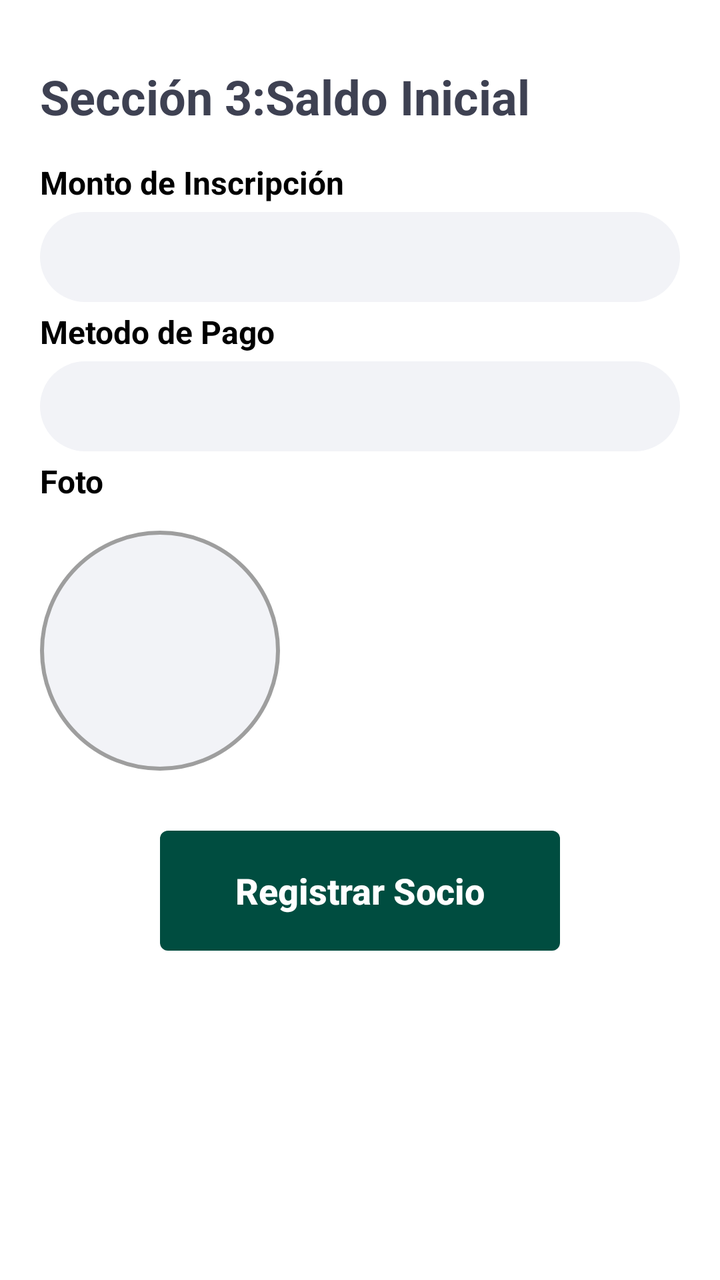
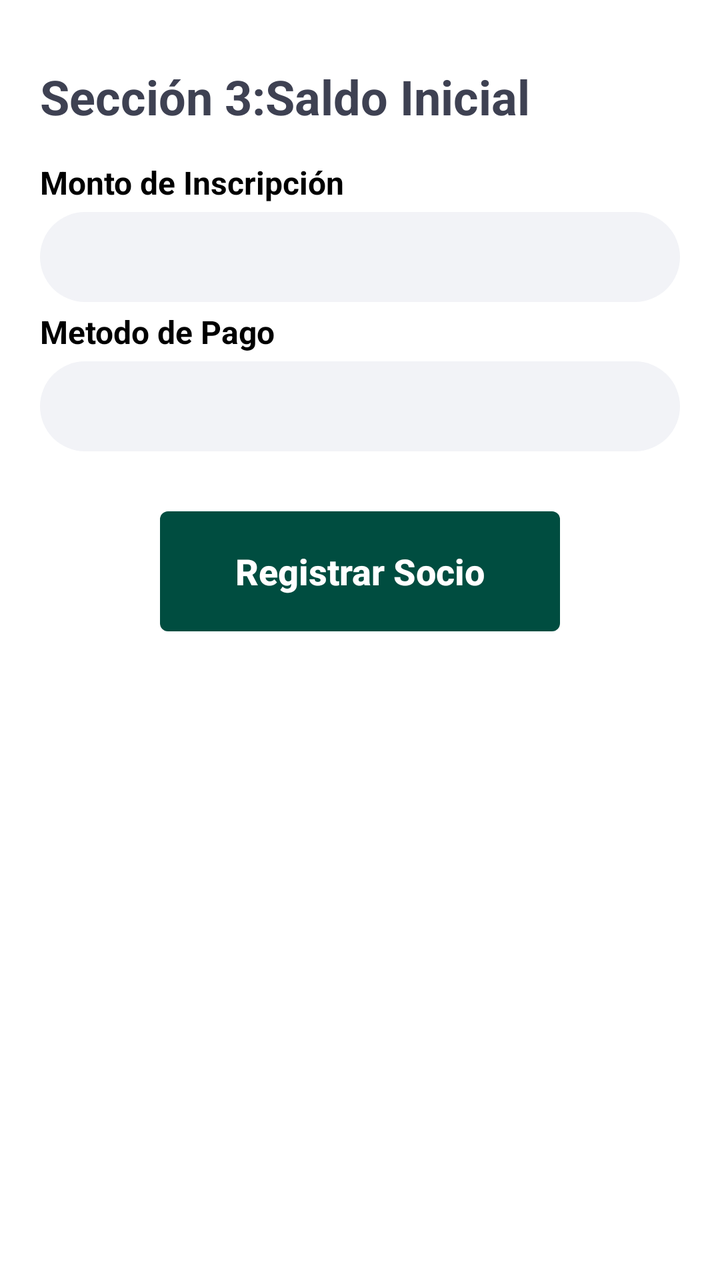

An Android layout rendered at two revisions. The XML below is the earlier revision; the diff shows what the commit changed to produce the second picture.
<!-- AndroidManifest.xml: application theme Theme.ClubDeportivoDAM -->
<!-- res/layout/fragment_registro_socio_3.xml -->
<?xml version="1.0" encoding="utf-8"?>
<ScrollView xmlns:android="http://schemas.android.com/apk/res/android"
    android:layout_width="match_parent"
    android:layout_height="match_parent"
    android:background="#FFFFFF">

    <LinearLayout
        android:layout_width="match_parent"
        android:layout_height="wrap_content"
        android:orientation="vertical"
        android:padding="20dp">


        <TextView
            android:layout_width="wrap_content"
            android:layout_height="wrap_content"
            android:layout_centerVertical="true"
            android:layout_marginVertical="12sp"
            android:text="Sección 3:Saldo Inicial"
            android:textColor="#3E4152"
            android:textSize="24sp"
            android:textStyle="bold" />

        <TextView style="@style/LabelStyle" android:text="Monto de Inscripción" />
        <EditText style="@style/InputStyle" android:id="@+id/etMontoInscripcion" android:inputType="number" />

        <TextView style="@style/LabelStyle" android:text="Metodo de Pago" />
        <EditText style="@style/InputStyle" android:inputType="text" />

        <TextView style="@style/LabelStyle" android:text="Foto" />
        <ImageButton
            android:id="@+id/btnFotoCarnet"
            android:layout_width="120dp"  android:layout_height="120dp"
            android:layout_marginTop="10dp"
            android:background="@drawable/marco_foto"
            android:contentDescription="Subir foto"
            android:scaleType="centerInside"
            />

        <androidx.appcompat.widget.AppCompatButton
            android:id="@+id/btnEmitir"
            android:layout_width="200dp"
            android:layout_height="60dp"
            android:layout_gravity="center_horizontal"
            android:layout_marginTop="30dp"
            android:background="@drawable/boton_emitir_pase"
            android:text="Registrar Socio"
            android:textAllCaps="false"
            android:textColor="#FFFFFF"
            android:textSize="18sp"
            android:textStyle="bold" />

    </LinearLayout>
</ScrollView>
<!-- resources referenced by this layout -->
<resources>
  <!-- drawable boton_emitir_pase (drawable) -->
  <?xml version="1.0" encoding="utf-8"?>
  <shape xmlns:android="http://schemas.android.com/apk/res/android">
      <solid android:color="#004D40" /> <corners android:radius="4dp" /> </shape>
  <!-- drawable marco_foto (drawable) -->
  <?xml version="1.0" encoding="utf-8"?>
  <shape xmlns:android="http://schemas.android.com/apk/res/android"
      android:shape="oval"> <solid android:color="#F2F3F7" /> <stroke
      android:width="2dp"
      android:color="#9E9E9E" /> </shape>
  <style name="InputStyle">
      <item name="android:layout_width">match_parent</item>
      <item name="android:layout_height">45dp</item>
      <item name="android:background">@drawable/input_field</item>
      <item name="android:paddingHorizontal">12dp</item>
      <item name="android:textColor">#3E4152</item>
      <item name="android:textSize">14sp</item>
  </style>
  <style name="LabelStyle">
      <item name="android:layout_width">match_parent</item>
      <item name="android:layout_height">wrap_content</item>
      <item name="android:textColor">#000000</item>
      <item name="android:textSize">16sp</item>
      <item name="android:textStyle">bold</item>
      <item name="android:layout_marginTop">4dp</item>
      <item name="android:layout_marginBottom">4dp</item>
  </style>
  <style name="Theme.ClubDeportivoDAM" parent="Base.Theme.ClubDeportivoDAM" />
  <!-- drawable input_field (drawable) -->
  <?xml version="1.0" encoding="utf-8"?>
  <shape xmlns:android="http://schemas.android.com/apk/res/android">
      <solid android:color="#F2F3F7" /> <corners android:radius="30dp" />
  </shape>
  <style name="Base.Theme.ClubDeportivoDAM" parent="Theme.Material3.DayNight.NoActionBar">
          
          
      </style>
</resources>

<!-- the commit's change to res/layout/fragment_registro_socio_3.xml (unified diff, before → after) -->
@@ -27,15 +27,7 @@
         <TextView style="@style/LabelStyle" android:text="Metodo de Pago" />
         <EditText style="@style/InputStyle" android:inputType="text" />
 
-        <TextView style="@style/LabelStyle" android:text="Foto" />
-        <ImageButton
-            android:id="@+id/btnFotoCarnet"
-            android:layout_width="120dp"  android:layout_height="120dp"
-            android:layout_marginTop="10dp"
-            android:background="@drawable/marco_foto"
-            android:contentDescription="Subir foto"
-            android:scaleType="centerInside"
-            />
+
 
         <androidx.appcompat.widget.AppCompatButton
             android:id="@+id/btnEmitir"
<!-- resource entries referenced after the edit -->
@@ -4,12 +4,6 @@
   <?xml version="1.0" encoding="utf-8"?>
   <shape xmlns:android="http://schemas.android.com/apk/res/android">
       <solid android:color="#004D40" /> <corners android:radius="4dp" /> </shape>
-  <!-- drawable marco_foto (drawable) -->
-  <?xml version="1.0" encoding="utf-8"?>
-  <shape xmlns:android="http://schemas.android.com/apk/res/android"
-      android:shape="oval"> <solid android:color="#F2F3F7" /> <stroke
-      android:width="2dp"
-      android:color="#9E9E9E" /> </shape>
   <style name="InputStyle">
       <item name="android:layout_width">match_parent</item>
       <item name="android:layout_height">45dp</item>
